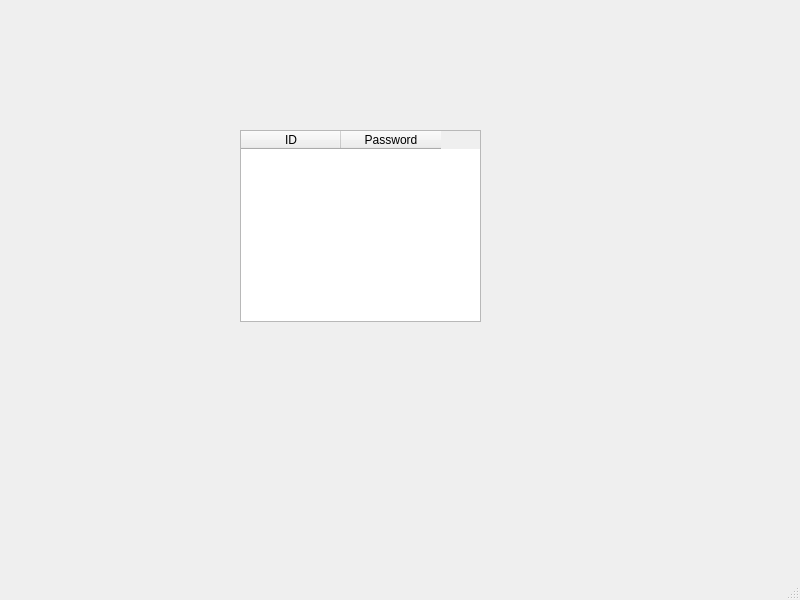
Above: databasewindow.ui from mliamkin/KeyGate before the change. Below: the same form after it.
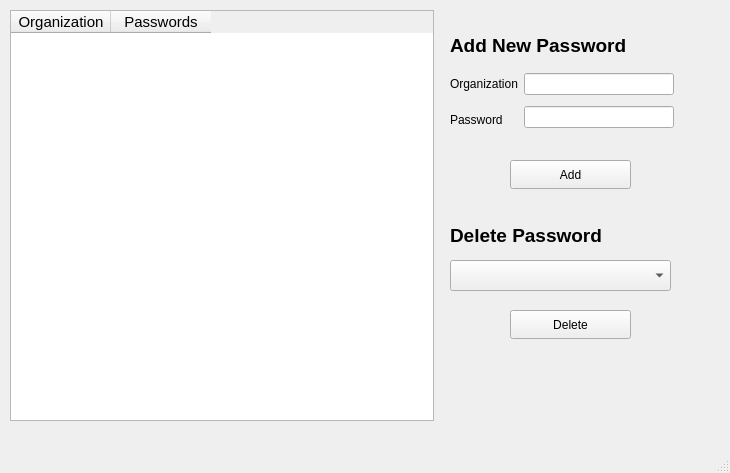
That is the form after the change.

Commit message: adding and deleting functions added to password database

What changed in the file:
```diff
--- a/databasewindow.ui
+++ b/databasewindow.ui
@@ -6,8 +6,8 @@
    <rect>
     <x>0</x>
     <y>0</y>
-    <width>800</width>
-    <height>600</height>
+    <width>730</width>
+    <height>473</height>
    </rect>
   </property>
   <property name="windowTitle">
@@ -17,23 +17,147 @@
    <widget class="QTableWidget" name="tableWidget">
     <property name="geometry">
      <rect>
-      <x>240</x>
-      <y>130</y>
-      <width>241</width>
-      <height>192</height>
+      <x>10</x>
+      <y>10</y>
+      <width>424</width>
+      <height>411</height>
      </rect>
     </property>
     <column>
      <property name="text">
-      <string>ID</string>
+      <string>Organization</string>
      </property>
+     <property name="font">
+      <font>
+       <pointsize>11</pointsize>
+      </font>
+     </property>
     </column>
     <column>
      <property name="text">
-      <string>Password</string>
+      <string>Passwords</string>
      </property>
+     <property name="font">
+      <font>
+       <pointsize>11</pointsize>
+      </font>
+     </property>
     </column>
    </widget>
+   <widget class="QLabel" name="label">
+    <property name="geometry">
+     <rect>
+      <x>450</x>
+      <y>20</y>
+      <width>211</width>
+      <height>51</height>
+     </rect>
+    </property>
+    <property name="font">
+     <font>
+      <pointsize>14</pointsize>
+      <bold>true</bold>
+     </font>
+    </property>
+    <property name="text">
+     <string>Add New Password</string>
+    </property>
+   </widget>
+   <widget class="QPushButton" name="pushButton_add">
+    <property name="geometry">
+     <rect>
+      <x>510</x>
+      <y>160</y>
+      <width>121</width>
+      <height>29</height>
+     </rect>
+    </property>
+    <property name="text">
+     <string>Add</string>
+    </property>
+   </widget>
+   <widget class="QLabel" name="label_4">
+    <property name="geometry">
+     <rect>
+      <x>450</x>
+      <y>210</y>
+      <width>211</width>
+      <height>51</height>
+     </rect>
+    </property>
+    <property name="font">
+     <font>
+      <pointsize>14</pointsize>
+      <bold>true</bold>
+     </font>
+    </property>
+    <property name="text">
+     <string>Delete Password</string>
+    </property>
+   </widget>
+   <widget class="QComboBox" name="comboBox">
+    <property name="geometry">
+     <rect>
+      <x>450</x>
+      <y>260</y>
+      <width>221</width>
+      <height>31</height>
+     </rect>
+    </property>
+   </widget>
+   <widget class="QPushButton" name="pushButto_delete">
+    <property name="geometry">
+     <rect>
+      <x>510</x>
+      <y>310</y>
+      <width>121</width>
+      <height>29</height>
+     </rect>
+    </property>
+    <property name="text">
+     <string>Delete</string>
+    </property>
+   </widget>
+   <widget class="QWidget" name="">
+    <property name="geometry">
+     <rect>
+      <x>450</x>
+      <y>68</y>
+      <width>224</width>
+      <height>67</height>
+     </rect>
+    </property>
+    <layout class="QHBoxLayout" name="horizontalLayout">
+     <item>
+      <layout class="QVBoxLayout" name="verticalLayout">
+       <item>
+        <widget class="QLabel" name="label_2">
+         <property name="text">
+          <string>Organization</string>
+         </property>
+        </widget>
+       </item>
+       <item>
+        <widget class="QLabel" name="label_3">
+         <property name="text">
+          <string>Password</string>
+         </property>
+        </widget>
+       </item>
+      </layout>
+     </item>
+     <item>
+      <layout class="QVBoxLayout" name="verticalLayout_2">
+       <item>
+        <widget class="QLineEdit" name="lineEdit_org_add"/>
+       </item>
+       <item>
+        <widget class="QLineEdit" name="lineEdit_pass_add"/>
+       </item>
+      </layout>
+     </item>
+    </layout>
+   </widget>
   </widget>
   <widget class="QMenuBar" name="menubar">
    <property name="geometry">
```
Left out of the diff: 2 changed lines with no effect on the pictures. The commit also changes 5 other files.
